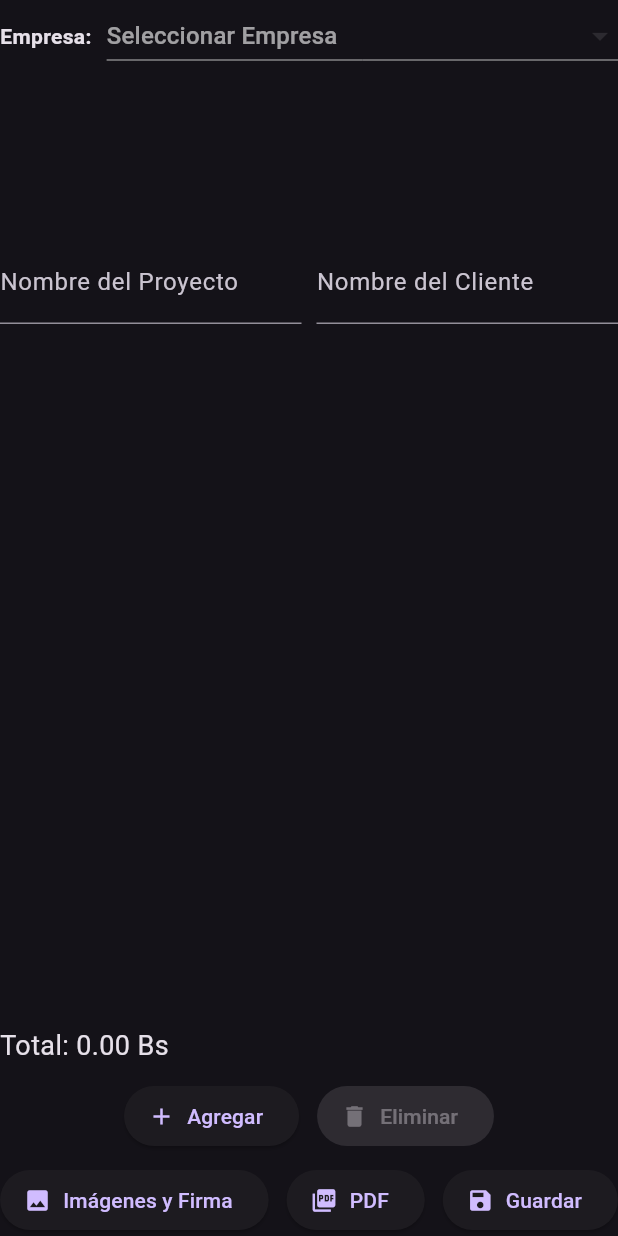
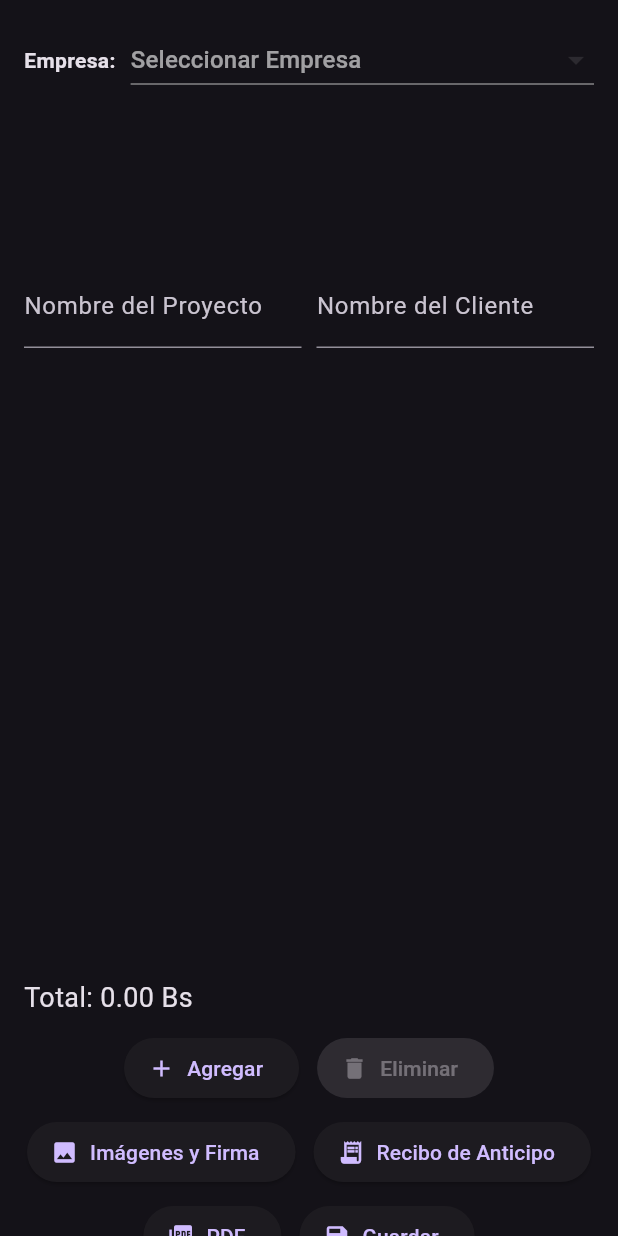
Before and after one commit to ldgd2/Cotizacion, a Flutter app: the CotizacionWidget widget shown alone on an empty page, opened directly with empty values, after a tap on "Guardar", on a phone screen of 412 x 824 dp. Run offline on Flutter 3.47's test engine with Material 3 defaults, Android fonts, the phone set to English and light mode, and no system bars; our stand-ins replace file_picker, pdf, shared_preferences; accounts and stored records are empty.

Commit message:
soporte con recibo de anticipo

```diff
--- a/lib/core/fileManager_core.dart
+++ b/lib/core/fileManager_core.dart
@@ -1,5 +1,6 @@
 import 'dart:convert';
-import 'dart:io';
+import 'package:flutter/foundation.dart' show kIsWeb;
+import 'dart:io' show Directory, File, Platform;
 import 'package:flutter/material.dart';
 import 'package:file_picker/file_picker.dart';
 import 'package:path_provider/path_provider.dart';
@@ -54,16 +55,6 @@ class FileManagerCore extends ChangeNotifier {
   }
 
 Future<void> newFile(BuildContext context) async {
-  // 🧠 1. Seleccionar ubicación + nombre
-  String? filePath = await FilePicker.platform.saveFile(
-    dialogTitle: 'Guardar nueva cotización como...',
-    allowedExtensions: ['cotz'],
-    fileName: 'nueva_cotizacion.cotz',
-  );
-
-  if (filePath == null) return; // El usuario canceló
-
-  // 🧱 2. Estructura vacía por defecto
   final Map<String, dynamic> cotizacion = {
     "nombre_proyecto": "",
     "nombre_cliente": "",
@@ -80,17 +71,14 @@ class FileManagerCore extends ChangeNotifier {
     "logo": null,
   };
 
-  // 💾 3. Guardar en archivo y actualizar estado
-  await saveToFile(filePath, cotizacion);
-  currentFile = filePath;
-  await addToRecentFiles(filePath);
-  _notify();
-
-  // 🚀 4. Abrir pantalla con la nueva cotización
+  await saveAsFile(cotizacion); // Esta función ya actualiza currentFile
+  if (currentFile != null) {
     WidgetsBinding.instance.addPostFrameCallback((_) {
       Navigator.pushNamed(context, '/price', arguments: cotizacion);
     });
   }
+}
+
 
 
  Future<void> saveFile(Map<String, dynamic> cotizacion) async {
@@ -106,19 +94,29 @@ class FileManagerCore extends ChangeNotifier {
 
   Future<void> saveAsFile(Map<String, dynamic> cotizacion) async {
   final sanitized = _sanitizeCotizacion(cotizacion);
-  String? filePath = await FilePicker.platform.saveFile(
-    dialogTitle: 'Guardar Como',
+  String defaultFileName = "cotizacion_${DateTime.now().toIso8601String().replaceAll(RegExp(r'[:.-]'), '_')}.cotz";
+
+  String? filePath;
+
+  if (kIsWeb || Platform.isWindows || Platform.isLinux || Platform.isMacOS) {
+    filePath = await FilePicker.platform.saveFile(
+      dialogTitle: 'Guardar como...',
       allowedExtensions: ['cotz'],
-    fileName: 'cotizacion.cotz',
+      fileName: defaultFileName,
     );
+  } else {
+    final dir = await getApplicationDocumentsDirectory();
+    filePath = "${dir.path}/$defaultFileName";
+  }
 
-  if (filePath != null) {
+  if (filePath == null) return;
+
   await saveToFile(filePath, sanitized);
   currentFile = filePath;
   await addToRecentFiles(filePath);
   _notify();
 }
-}
+
 
 
   Future<void> saveToFile(String filePath, Map<String, dynamic> cotizacion) async {
@@ -133,18 +131,20 @@ class FileManagerCore extends ChangeNotifier {
   }
 
  Future<void> addToRecentFiles(String filePath) async {
-    String fileName = filePath.split('/').last;
+  final fileName = filePath.split('/').last;
+  final timestamp = DateTime.now().toIso8601String();
 
-    recentFiles.removeWhere((file) => file.split('|')[1] == filePath);
-    recentFiles.insert(0, "$fileName|$filePath");
+  recentFiles.removeWhere((line) => line.split('|')[1] == filePath);
+  recentFiles.insert(0, "$fileName|$filePath|$timestamp");
 
-    if (recentFiles.length > 10) {
-      recentFiles = recentFiles.sublist(0, 10);
+  if (recentFiles.length > 5) {
+    recentFiles = recentFiles.sublist(0, 5);
   }
 
   await saveRecentFiles();
   _notify();
 }
+
 
   Future<void> saveRecentFiles() async {
     final dir = await getDocumentsDirectory();
@@ -233,4 +233,16 @@ class FileManagerCore extends ChangeNotifier {
     print('❌ $message');
     ScaffoldMessenger.of(context).showSnackBar(SnackBar(content: Text(message)));
   }
+
+  List<Map<String, String>> getRecentFilesParsed() {
+  return recentFiles.map((e) {
+    final parts = e.split('|');
+    return {
+      "name": parts[0],
+      "path": parts[1],
+      "date": parts.length > 2 ? parts[2] : "",
+    };
+  }).toList();
 }
+
+}
--- a/lib/widgets/cotizacion_widget.dart
+++ b/lib/widgets/cotizacion_widget.dart
@@ -110,19 +110,38 @@ void initState() {
   }
 
  Future<void> _save() async {
+  // 🧠 Asegurar sincronización completa antes de guardar
  cotizacion["nombre_proyecto"] = proyectoController.text;
 cotizacion["nombre_cliente"] = clienteController.text;
 cotizacion["productos"] = productos;
 
+  cotizacion["empresa"] = selectedEmpresa;
+
   final manager = Provider.of<FileManagerCore>(context, listen: false);
-  await manager.saveFile(cotizacion);
+  await manager.saveFile(Map.from(cotizacion)); // 👈 copia limpia
+  ScaffoldMessenger.of(context).showSnackBar(
+    const SnackBar(content: Text("✅ Cotización guardada")),
+  );
 }
 
 
 
  @override
 Widget build(BuildContext context) {
-    return Column(
+  return LayoutBuilder(
+    builder: (context, constraints) {
+      return SingleChildScrollView(
+        padding: EdgeInsets.only(
+          bottom: MediaQuery.of(context).viewInsets.bottom + 16,
+          left: 16,
+          right: 16,
+          top: 16,
+        ),
+        child: ConstrainedBox(
+          constraints: BoxConstraints(minHeight: constraints.maxHeight),
+          child: IntrinsicHeight(
+            child: Column(
+              crossAxisAlignment: CrossAxisAlignment.start,
               children: [
                 // COMBO EMPRESA
                 Row(
@@ -194,7 +213,8 @@ void initState() {
                 const SizedBox(height: 10),
 
                 // PRODUCTOS
-        Expanded(
+                SizedBox(
+                  height: 400, // Altura fija scrollable
                   child: ReorderableListView.builder(
                     itemCount: productos.length,
                     onReorder: (oldIndex, newIndex) {
@@ -223,7 +243,6 @@ void initState() {
                     },
                   ),
                 ),
-
                 const SizedBox(height: 10),
 
                 // BOTONES
@@ -237,7 +256,11 @@ void initState() {
   runSpacing: 8,
   alignment: WrapAlignment.center,
   children: [
-                ElevatedButton.icon(onPressed: _addProduct, icon: const Icon(Icons.add), label: const Text("Agregar")),
+    ElevatedButton.icon(
+      onPressed: _addProduct,
+      icon: const Icon(Icons.add),
+      label: const Text("Agregar"),
+    ),
     ElevatedButton.icon(
       onPressed: selectedIndices.isNotEmpty ? _deleteSelected : null,
       icon: const Icon(Icons.delete),
@@ -260,16 +283,36 @@ void initState() {
             });
           }
         });
-
       },
     ),
-                ElevatedButton.icon(onPressed: _generatePDF, icon: const Icon(Icons.picture_as_pdf), label: const Text("PDF")),
-                ElevatedButton.icon(onPressed: _save, icon: const Icon(Icons.save), label: const Text("Guardar")),
+    ElevatedButton.icon(
+      icon: const Icon(Icons.receipt_long),
+      label: const Text("Recibo de Anticipo"),
+      onPressed: () {
+        Navigator.pushNamed(context, "/notes", arguments: cotizacion);
+      },
+    ),
+    ElevatedButton.icon(
+      onPressed: _generatePDF,
+      icon: const Icon(Icons.picture_as_pdf),
+      label: const Text("PDF"),
+    ),
+    ElevatedButton.icon(
+      onPressed: _save,
+      icon: const Icon(Icons.save),
+      label: const Text("Guardar"),
+    ),
+  ],
+),
+
                   ],
                 ),
               ],
             ),
-      ],
+          ),
+        ),
+      );
+    },
   );
 }
 }
--- a/pubspec.yaml
+++ b/pubspec.yaml
@@ -41,6 +41,7 @@ dependencies:
   pdf: ^3.11.3
   printing: ^5.14.2
   provider: ^6.1.2
+  intl: ^0.20.2
 
 dev_dependencies:
   flutter_test:
```
Also changed, not shown: lib/core/note_core.dart (added, +148 -0 lines), lib/main.dart (+15 -6 lines), lib/screen/note_screen.dart (+18 -0 lines), lib/widgets/note_widget.dart (added, +220 -0 lines), pubspec.lock, 2 other files. Lines whose indentation alone changed are shown as unchanged.
